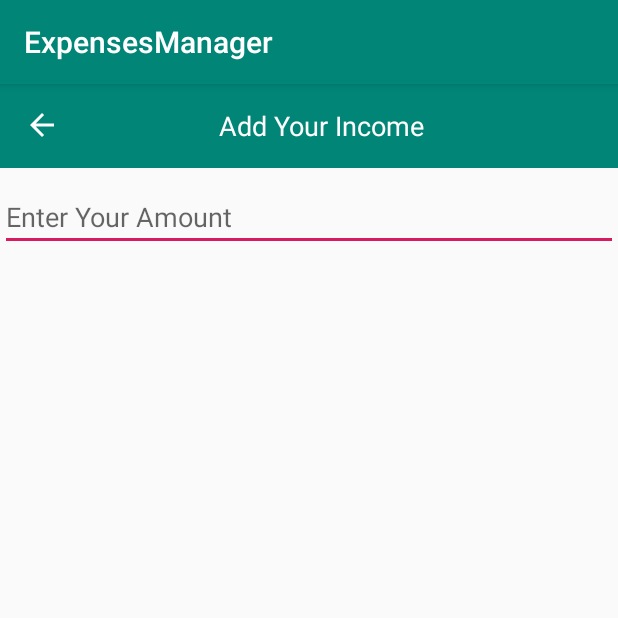
After one commit to Mainul02/AExpenseManager, an Android app: the fragment AddIncome shown on its own in the app's theme, on a phone screen of 412 x 824 dp, the top half of it. The commit adds this screen. Run offline under Robolectric (Android 15) with nearby library versions, the phone set to English and light mode, and no system bars.

Commit message:
Added income fragment

```diff
--- a/app/build.gradle
+++ b/app/build.gradle
@@ -23,7 +23,9 @@ dependencies {
     implementation fileTree(dir: 'libs', include: ['*.jar'])
     implementation 'androidx.appcompat:appcompat:1.1.0'
     implementation 'androidx.constraintlayout:constraintlayout:1.1.3'
+    implementation 'androidx.legacy:legacy-support-v4:1.0.0'
     testImplementation 'junit:junit:4.12'
     androidTestImplementation 'androidx.test.ext:junit:1.1.1'
     androidTestImplementation 'androidx.test.espresso:espresso-core:3.2.0'
+    implementation 'com.google.android.material:material:1.0.0'
 }
--- /dev/null
+++ b/app/src/main/java/com/ezzytech/expensesmanager/fragment/AddIncome.java
@@ -0,0 +1,32 @@
+package com.ezzytech.expensesmanager.fragment;
+
+
+import android.os.Bundle;
+
+import androidx.fragment.app.Fragment;
+
+import android.view.LayoutInflater;
+import android.view.View;
+import android.view.ViewGroup;
+
+import com.ezzytech.expensesmanager.R;
+
+/**
+ * A simple {@link Fragment} subclass.
+ */
+public class AddIncome extends Fragment {
+
+
+    public AddIncome() {
+        // Required empty public constructor
+    }
+
+
+    @Override
+    public View onCreateView(LayoutInflater inflater, ViewGroup container,
+                             Bundle savedInstanceState) {
+        // Inflate the layout for this fragment
+        return inflater.inflate(R.layout.fragment_add_income, container, false);
+    }
+
+}
--- /dev/null
+++ b/app/src/main/res/drawable/ic_back_arrow.xml
@@ -0,0 +1,9 @@
+<vector xmlns:android="http://schemas.android.com/apk/res/android"
+        android:width="24dp"
+        android:height="24dp"
+        android:viewportWidth="24.0"
+        android:viewportHeight="24.0">
+    <path
+        android:fillColor="#FF000000"
+        android:pathData="M20,11H7.83l5.59,-5.59L12,4l-8,8 8,8 1.41,-1.41L7.83,13H20v-2z"/>
+</vector>
--- /dev/null
+++ b/app/src/main/res/layout/fragment_add_income.xml
@@ -0,0 +1,58 @@
+<?xml version="1.0" encoding="utf-8"?>
+<LinearLayout xmlns:android="http://schemas.android.com/apk/res/android"
+    xmlns:tools="http://schemas.android.com/tools"
+    android:layout_width="match_parent"
+    android:layout_height="wrap_content"
+    android:orientation="vertical"
+    tools:context=".fragment.AddIncome">
+
+    <!--Toolbar XML design Start-->
+    <androidx.appcompat.widget.Toolbar
+        android:id="@+id/toolBar"
+        android:layout_width="match_parent"
+        android:layout_height="?attr/actionBarSize"
+        android:background="@color/colorPrimary">
+        <RelativeLayout
+            android:layout_width="match_parent"
+            android:layout_height="wrap_content">
+            <ImageView
+                android:layout_width="wrap_content"
+                android:layout_height="wrap_content"
+                android:layout_alignParentStart="true"
+                android:tint="@android:color/white"
+                android:src="@drawable/ic_back_arrow">
+
+            </ImageView>
+            <TextView
+                android:layout_width="wrap_content"
+                android:layout_height="wrap_content"
+                android:text="Add Your Income"
+                android:textAllCaps="false"
+                android:layout_centerInParent="true"
+                android:textAlignment="center"
+                android:textColor="@android:color/white"
+                android:textSize="18sp"/>
+
+        </RelativeLayout>
+
+    </androidx.appcompat.widget.Toolbar>
+
+    <!--Toolbar XML design End-->
+    <RelativeLayout
+        android:layout_marginTop="10dp"
+        android:layout_width="match_parent"
+        android:layout_height="wrap_content">
+
+        <EditText
+            android:layout_width="match_parent"
+            android:layout_height="wrap_content"
+            android:hint="Enter Your Amount"/>
+
+
+    </RelativeLayout>
+
+
+
+
+
+</LinearLayout>
--- a/app/src/main/res/values/strings.xml
+++ b/app/src/main/res/values/strings.xml
@@ -1,3 +1,6 @@
 <resources>
     <string name="app_name">ExpensesManager</string>
+
+    <!-- TODO: Remove or change this placeholder text -->
+    <string name="hello_blank_fragment">Hello blank fragment</string>
 </resources>
```
